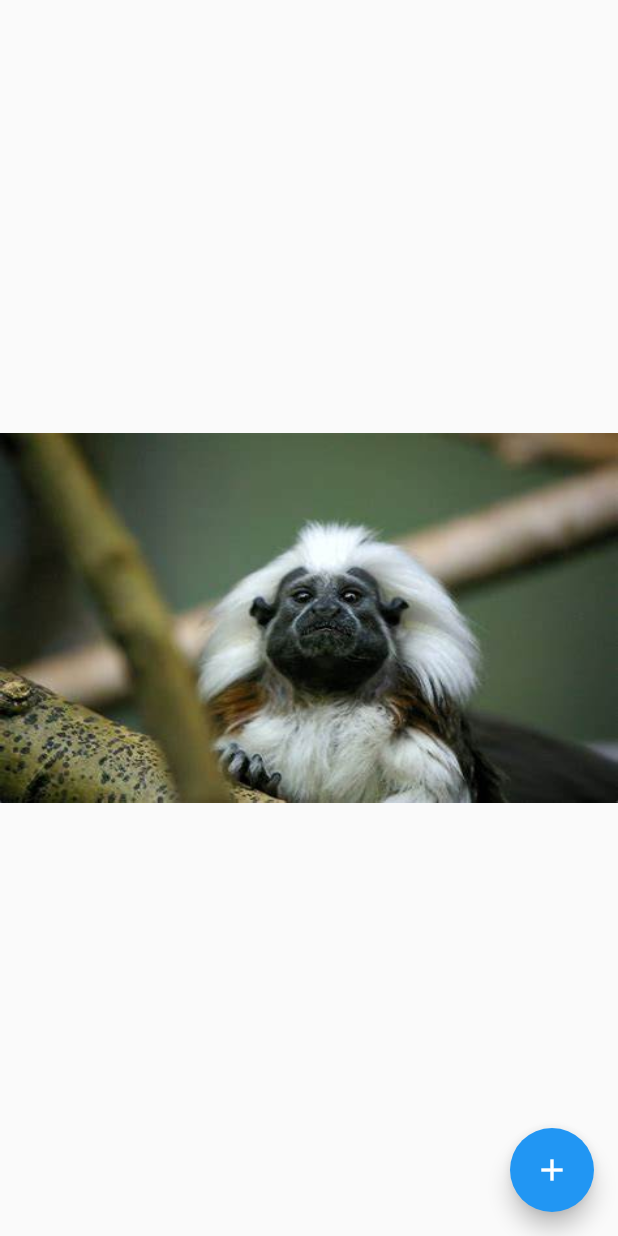
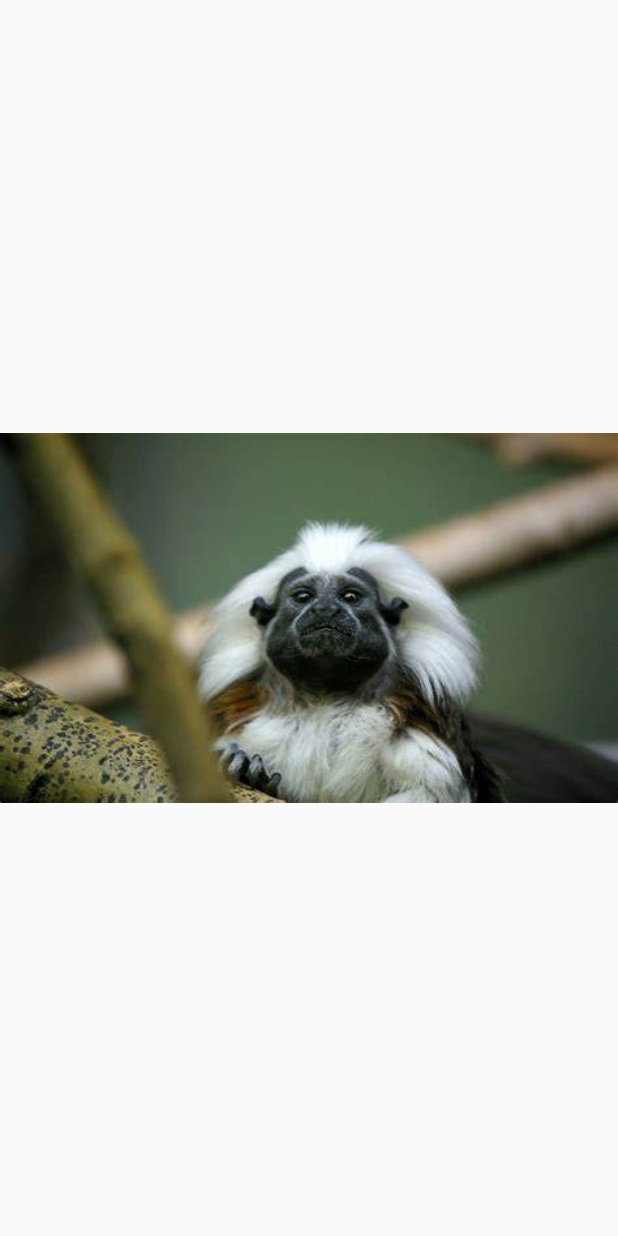
Before and after one commit to llherrera/TTXplorer, a Flutter app: the TTXplorerPage screen opened directly, on a phone screen of 412 x 824 dp. Run offline on Flutter 3.47's test engine with Material 2 defaults, Android fonts, the phone set to English and light mode, and no system bars; our stand-ins replace geolocator, get, google_maps_flutter.

Commit message:
load page

```diff
--- a/lib/UI/start_img_page.dart
+++ b/lib/UI/start_img_page.dart
@@ -3,8 +3,22 @@ import 'package:get/get.dart';
 
 import 'home_page.dart';
 
-class TTXplorerPage extends StatelessWidget {
+class TTXplorerPage extends StatefulWidget {
   const TTXplorerPage({super.key});
+
+  @override
+  State<TTXplorerPage> createState() => _TTXplorerPageState();
+}
+
+class _TTXplorerPageState extends State<TTXplorerPage> {
+  @override
+  void initState() {
+    // TODO: implement initState
+    super.initState();
+    Future.delayed(const Duration(seconds: 3), () {
+      Get.to(const HomePage());
+    });
+  }
 
   @override
   Widget build(BuildContext context) {
@@ -20,13 +34,8 @@ class TTXplorerPage extends StatelessWidget {
                   fit: BoxFit.fill,
                 ),
               ),
-            ),
+            )
           )
-        ),
-        floatingActionButton: FloatingActionButton(
-          onPressed: () {Get.to(const HomePage());},
-          backgroundColor: Colors.blue,
-          child: const Icon(Icons.add),
         ),
       )
     );
```
